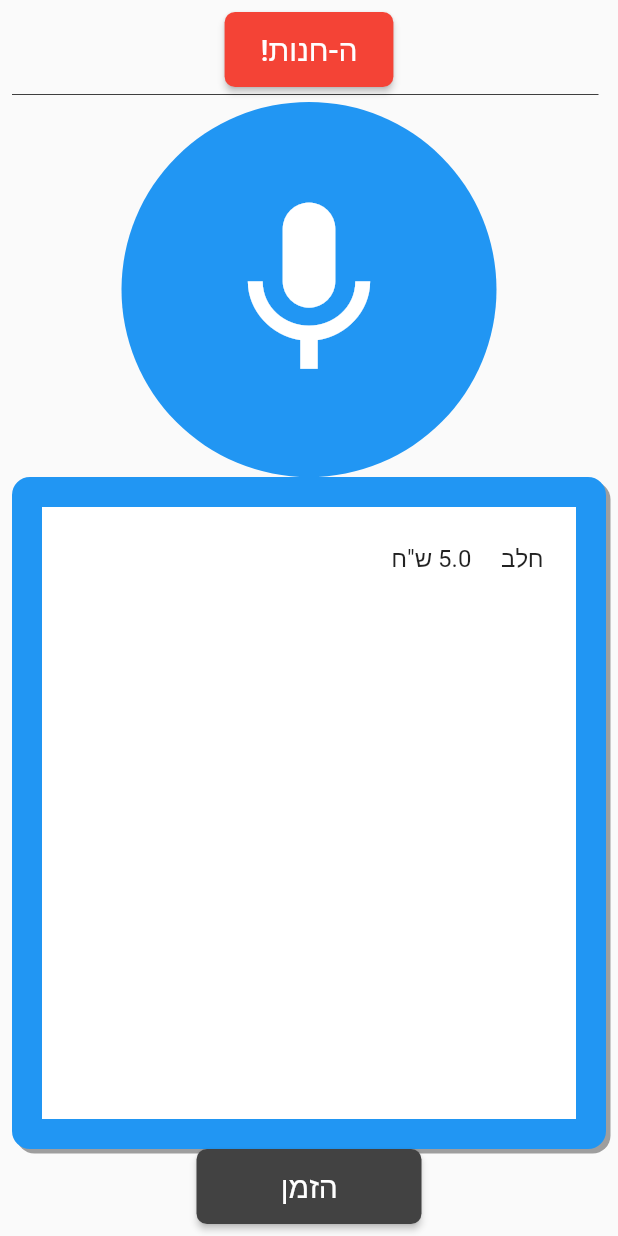
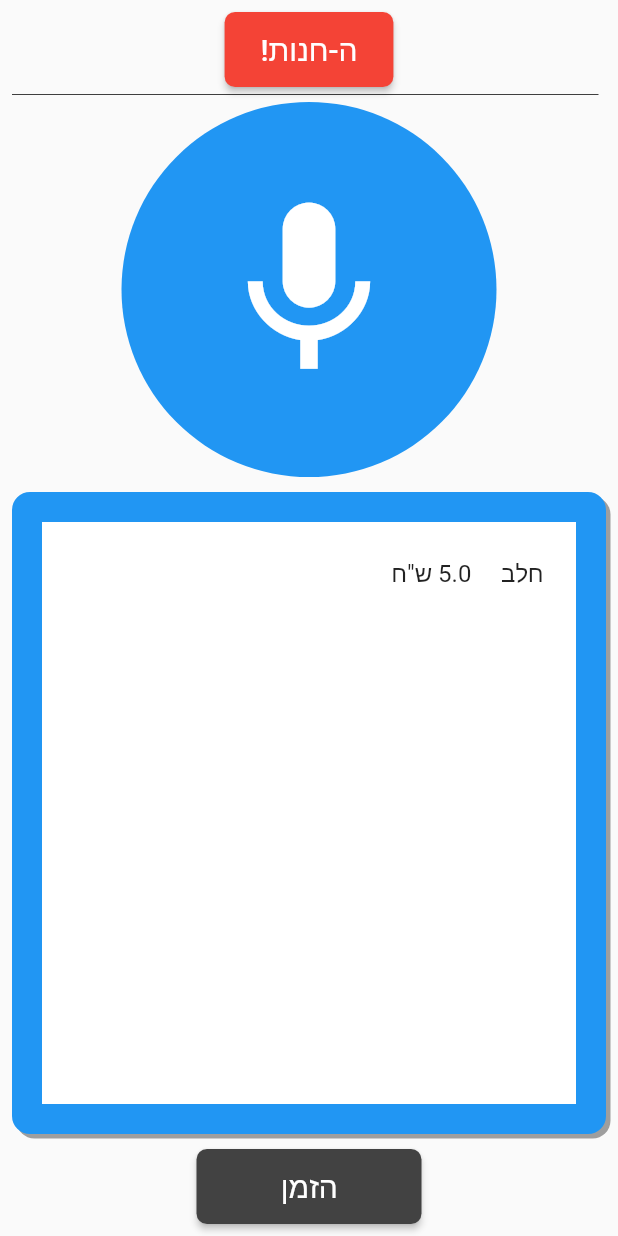
Before and after one commit to tsanhan/hanoot, a Flutter app: the screen it shows after launch, on a phone screen of 412 x 824 dp. Run offline on Flutter 3.47's test engine with Material 2 defaults, Android fonts, the phone set to English and light mode, and no system bars; our stand-ins replace cached_network_image, firebase_auth, sprintf; missing offline and left inert: speech_recognition; accounts and stored records are empty; project files that could hold a hidden picture were left out.

```diff
--- a/lib/app/presentation/screens/MainScreen.dart
+++ b/lib/app/presentation/screens/MainScreen.dart
@@ -64,9 +64,11 @@
               SizedBox(width: 15.0),
               _getDivider(),
               _getProducts(),
+              SizedBox(height: 10.0),
             //Stack(
             //children: <Widget>[
               _getShoppingList(),
+              SizedBox(height: 10.0),
               _getPressToOrder(),
           //    ],
         //  ),
```
